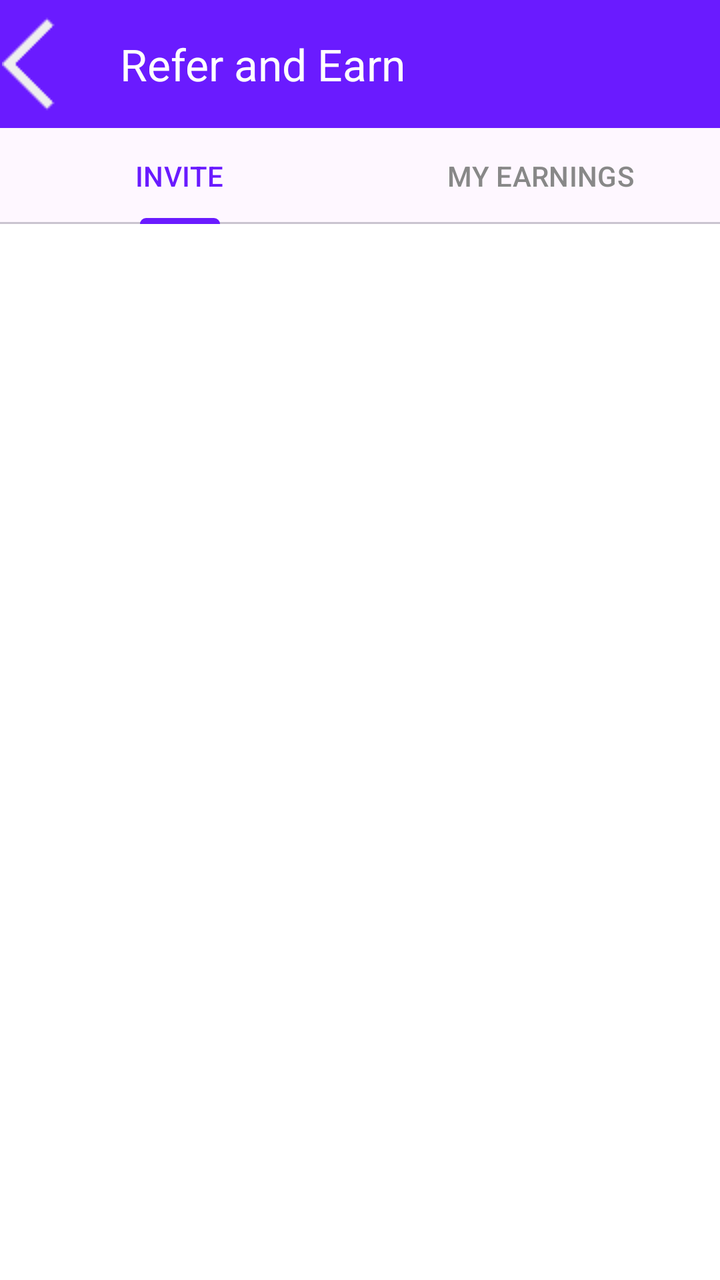
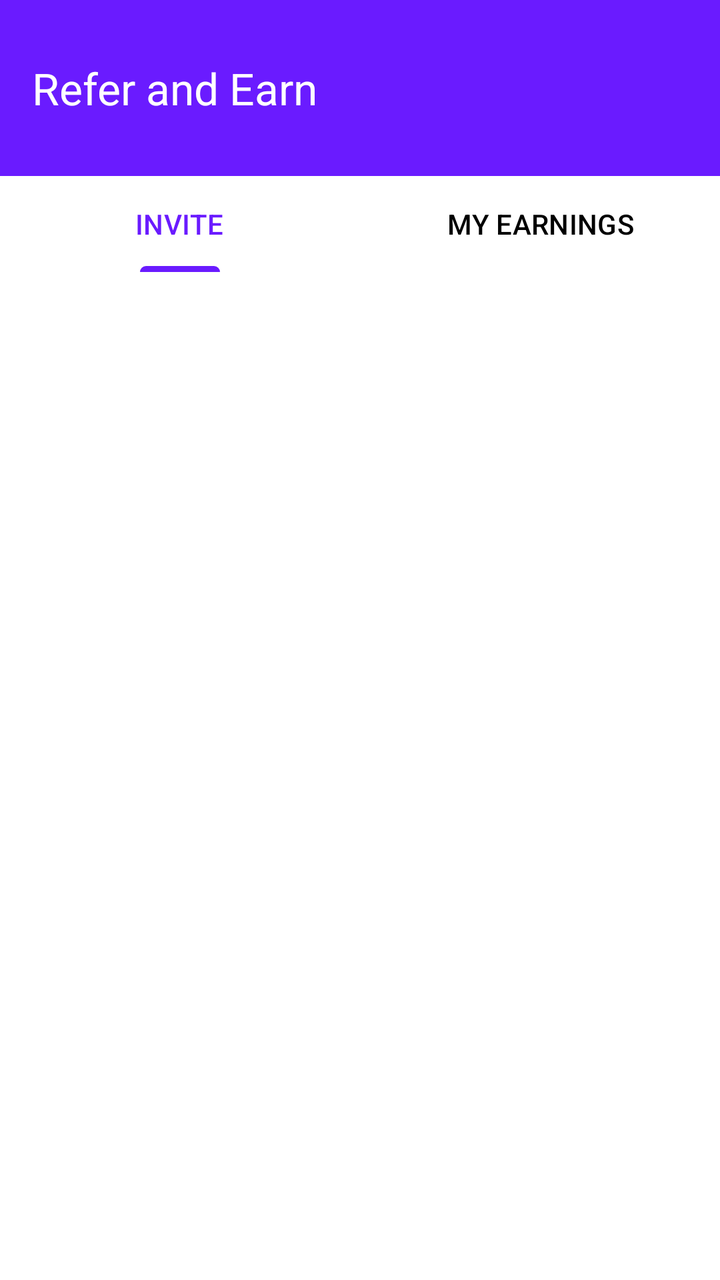

Two renders of the same Android screen: before a commit and after it. Below are the layout's source before the change and the commit's diff.
<!-- AndroidManifest.xml: application theme Theme.RGamer -->
<!-- res/layout/activity_refer_earn.xml -->
<?xml version="1.0" encoding="utf-8"?>
<LinearLayout xmlns:android="http://schemas.android.com/apk/res/android"
    xmlns:app="http://schemas.android.com/apk/res-auto"
    android:layout_width="match_parent"
    android:layout_height="match_parent"
    android:orientation="vertical"
    android:background="#FFFFFF">

    
    <androidx.appcompat.widget.Toolbar
        android:layout_width="match_parent"
        android:layout_height="wrap_content"
        android:background="#6A1BFF"
        app:navigationIcon="@drawable/ic_back_arrow"
        app:title="Refer and Earn"
        app:titleTextColor="#FFFFFF" />

    
    <com.google.android.material.tabs.TabLayout
        android:id="@+id/tabLayout"
        android:layout_width="match_parent"
        android:layout_height="wrap_content"
        app:tabIndicatorColor="#6A1BFF"
        app:tabSelectedTextColor="#6A1BFF"
        app:tabTextColor="#888888">

        <com.google.android.material.tabs.TabItem
            android:text="INVITE"
            android:background="@color/white"
            android:layout_height="wrap_content"
            android:layout_width="wrap_content"/>

        <com.google.android.material.tabs.TabItem
            android:text="MY EARNINGS"
            android:background="@color/white"
            android:layout_height="wrap_content"
            android:layout_width="wrap_content"/>
    </com.google.android.material.tabs.TabLayout>

    
    <FrameLayout
        android:id="@+id/container"
        android:layout_width="match_parent"
        android:layout_height="match_parent" />

</LinearLayout>
<!-- resources referenced by this layout -->
<resources>
  <color name="white">#FFFFFFFF</color>
  <!-- drawable ic_back_arrow: png bitmap (drawable, 673 bytes) -->
  <style name="Theme.RGamer" parent="Base.Theme.RGamer" />
  <style name="Base.Theme.RGamer" parent="Theme.Material3.DayNight.NoActionBar">
          
          
      </style>
</resources>

<!-- the commit's change to res/layout/activity_refer_earn.xml (unified diff, before → after) -->
@@ -7,22 +7,26 @@
     android:background="#FFFFFF">
 
     
+
+    
     <androidx.appcompat.widget.Toolbar
         android:layout_width="match_parent"
-        android:layout_height="wrap_content"
+        android:layout_height="88dp"
+        android:layout_gravity="center"
         android:background="#6A1BFF"
-        app:navigationIcon="@drawable/ic_back_arrow"
+        android:gravity="center"
         app:title="Refer and Earn"
         app:titleTextColor="#FFFFFF" />
 
-    
     <com.google.android.material.tabs.TabLayout
         android:id="@+id/tabLayout"
         android:layout_width="match_parent"
         android:layout_height="wrap_content"
         app:tabIndicatorColor="#6A1BFF"
         app:tabSelectedTextColor="#6A1BFF"
-        app:tabTextColor="#888888">
+        android:backgroundTint="@color/white"
+        android:background="@color/white"
+        app:tabTextColor="@color/black">
 
         <com.google.android.material.tabs.TabItem
             android:text="INVITE"
<!-- resource entries referenced after the edit -->
@@ -1,7 +1,7 @@
 <!-- resources referenced by this layout -->
 <resources>
+  <color name="black">#FF000000</color>
   <color name="white">#FFFFFFFF</color>
-  <!-- drawable ic_back_arrow: png bitmap (drawable, 673 bytes) -->
   <style name="Theme.RGamer" parent="Base.Theme.RGamer" />
   <style name="Base.Theme.RGamer" parent="Theme.Material3.DayNight.NoActionBar">
           
